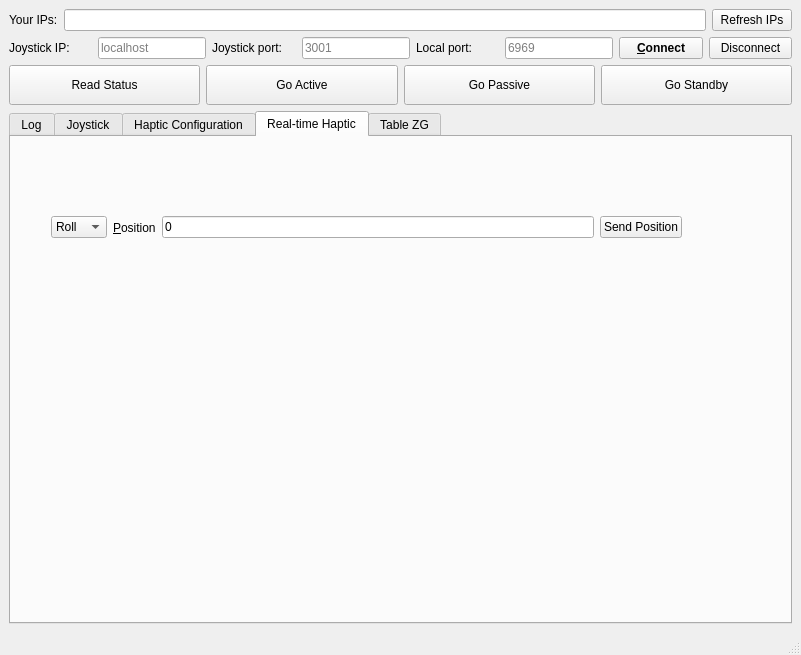
Old version of the form src/main_window.ui in the repository gianmaria/smarter-gui-demo.
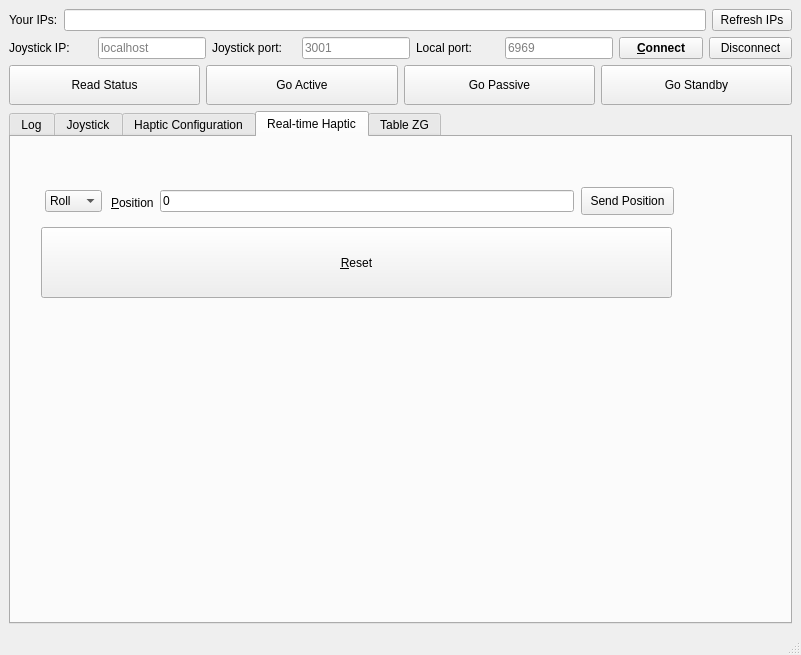
New version of the form. Custom widgets are drawn as their Qt base class.

Commit message: added ability to reset the command position

The edit to the form file:
```diff
--- a/src/main_window.ui
+++ b/src/main_window.ui
@@ -984,18 +984,41 @@
        <attribute name="title">
         <string>Real-time Haptic</string>
        </attribute>
-       <widget class="QWidget" name="horizontalLayoutWidget">
+       <widget class="QPushButton" name="pb_send_rt_haptic_pos">
         <property name="geometry">
          <rect>
-          <x>40</x>
-          <y>30</y>
-          <width>631</width>
-          <height>121</height>
+          <x>570</x>
+          <y>50</y>
+          <width>93</width>
+          <height>28</height>
          </rect>
         </property>
-        <layout class="QHBoxLayout" name="horizontalLayout_2">
-         <item>
+        <property name="text">
+         <string>Send Position</string>
+        </property>
+       </widget>
+       <widget class="QLineEdit" name="le_rt_haptic_pos">
+        <property name="geometry">
+         <rect>
+          <x>149</x>
+          <y>53</y>
+          <width>414</width>
+          <height>22</height>
+         </rect>
+        </property>
+        <property name="text">
+         <string>0</string>
+        </property>
+       </widget>
           <widget class="QComboBox" name="cb_dof_id">
+        <property name="geometry">
+         <rect>
+          <x>34</x>
+          <y>53</y>
+          <width>57</width>
+          <height>22</height>
+         </rect>
+        </property>
            <property name="currentIndex">
             <number>0</number>
            </property>
@@ -1015,9 +1038,15 @@
             </property>
            </item>
           </widget>
-         </item>
-         <item>
           <widget class="QLabel" name="label_5">
+        <property name="geometry">
+         <rect>
+          <x>100</x>
+          <y>50</y>
+          <width>44</width>
+          <height>31</height>
+         </rect>
+        </property>
            <property name="text">
             <string>&amp;Position</string>
            </property>
@@ -1025,22 +1054,18 @@
             <cstring>le_rt_haptic_pos</cstring>
            </property>
           </widget>
-         </item>
-         <item>
-          <widget class="QLineEdit" name="le_rt_haptic_pos">
-           <property name="text">
-            <string>0</string>
-           </property>
-          </widget>
-         </item>
-         <item>
-          <widget class="QPushButton" name="pb_send_rt_haptic_pos">
+       <widget class="QPushButton" name="pb_reset_haptic_pos">
+        <property name="geometry">
+         <rect>
+          <x>30</x>
+          <y>90</y>
+          <width>631</width>
+          <height>71</height>
+         </rect>
+        </property>
            <property name="text">
-            <string>Send Position</string>
-           </property>
-          </widget>
-         </item>
-        </layout>
+         <string>&amp;Reset</string>
+        </property>
        </widget>
       </widget>
       <widget class="QWidget" name="tab_zg">
```
Lines whose indentation alone changed are shown as unchanged. The commit also changes 4 other files.
